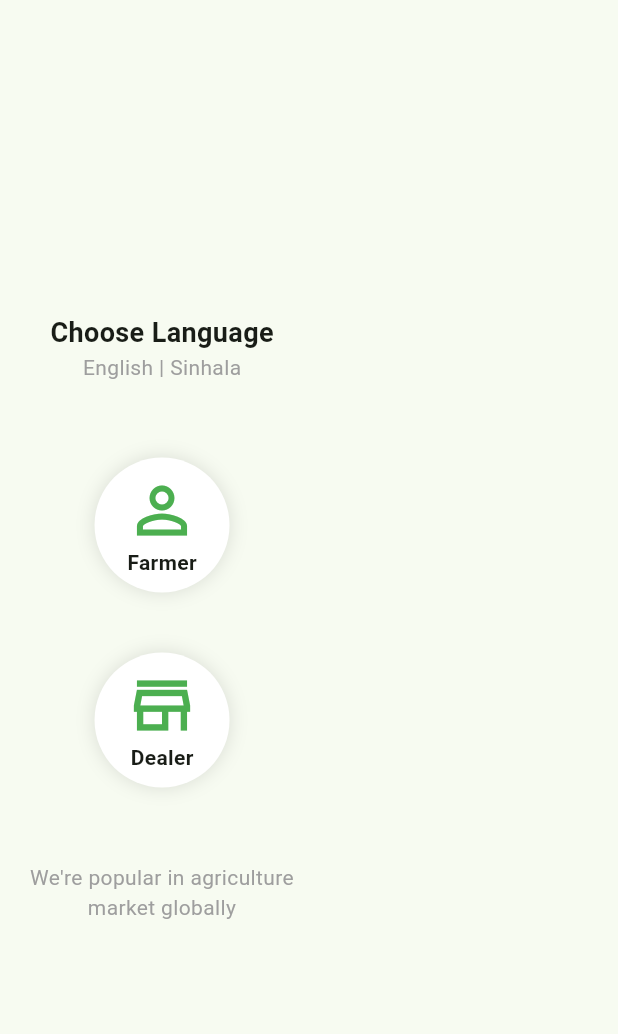
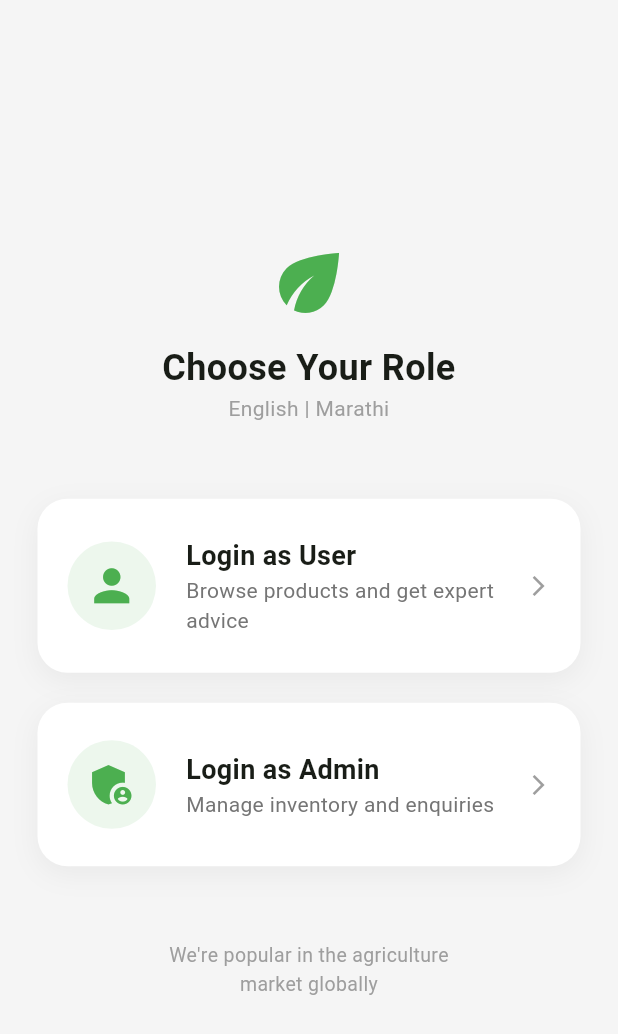
Before and after one commit to shoratinnovationssolapur-afk/Revolve-Agro, a Flutter app: the screen it shows after launch, after a tap on "Next >>", on a phone screen of 412 x 824 dp. Shown: the top 1034 px of the screen. Run offline on Flutter 3.47's test engine with Material 3 defaults, Android fonts, the phone set to English and light mode, and no system bars.

Commit message:
Updated Role Selection page

```diff
--- a/lib/screens/role_selection_screen.dart
+++ b/lib/screens/role_selection_screen.dart
@@ -7,45 +7,60 @@ class RoleSelectionScreen extends StatelessWidget {
   @override
   Widget build(BuildContext context) {
     return Scaffold(
+      backgroundColor: const Color(0xFFF5F5F5), // Light background for contrast
       body: SafeArea(
         child: Padding(
-          padding: const EdgeInsets.all(20.0),
+          padding: const EdgeInsets.symmetric(horizontal: 25.0),
           child: Column(
             mainAxisAlignment: MainAxisAlignment.center,
+            crossAxisAlignment: CrossAxisAlignment.stretch, // Makes children full-width
             children: [
-              const Text("Choose Language", style: TextStyle(fontSize: 18, fontWeight: FontWeight.bold)), // [cite: 28]
-              const Text("English | Sinhala", style: TextStyle(color: Colors.grey)), // [cite: 28]
-              const SizedBox(height: 40),
+              // Branding / Header
+              const Icon(Icons.eco, size: 60, color: Colors.green),
+              const SizedBox(height: 10),
+              const Text(
+                "Choose Your Role",
+                textAlign: TextAlign.center,
+                style: TextStyle(fontSize: 24, fontWeight: FontWeight.bold),
+              ),
+              const Text(
+                "English | Marathi", // Updated to match your site's languages
+                textAlign: TextAlign.center,
+                style: TextStyle(color: Colors.grey, fontSize: 14),
+              ),
+              const SizedBox(height: 50),
 
-              // Farmer Card with Navigation
+              // USER CARD (Farmer/Dealer)
               _buildRoleCard(
                 context,
-                title: "Farmer", //
-                icon: Icons.person_outline,
+                title: "Login as User",
+                subtitle: "Browse products and get expert advice",
+                icon: Icons.person,
                 onTap: () => Navigator.push(
-                    context,
-                    MaterialPageRoute(builder: (context) => const AuthScreen(role: "Farmer"))
+                  context,
+                  MaterialPageRoute(builder: (context) => const AuthScreen(role: "User")),
                 ),
               ),
 
               const SizedBox(height: 20),
 
-              // Dealer Card with Navigation
+              // ADMIN CARD
               _buildRoleCard(
                 context,
-                title: "Dealer", //
-                icon: Icons.store_mall_directory_outlined,
+                title: "Login as Admin",
+                subtitle: "Manage inventory and enquiries",
+                icon: Icons.admin_panel_settings,
                 onTap: () => Navigator.push(
-                    context,
-                    MaterialPageRoute(builder: (context) => const AuthScreen(role: "Dealer"))
+                  context,
+                  MaterialPageRoute(builder: (context) => const AuthScreen(role: "Admin")),
                 ),
               ),
 
-              const SizedBox(height: 40),
+              const SizedBox(height: 50),
               const Text(
-                "We're popular in agriculture\nmarket globally", // [cite: 31]
+                "We're popular in the agriculture\nmarket globally",
                 textAlign: TextAlign.center,
-                style: TextStyle(color: Colors.grey),
+                style: TextStyle(color: Colors.grey, fontSize: 13),
               ),
             ],
           ),
@@ -54,25 +69,55 @@ class RoleSelectionScreen extends StatelessWidget {
     );
   }
 
-  // Updated helper with onTap parameter
   Widget _buildRoleCard(BuildContext context, {
     required String title,
+    required String subtitle,
     required IconData icon,
-    required VoidCallback onTap, // Added this callback
+    required VoidCallback onTap,
   }) {
-    return GestureDetector(
-      onTap: onTap, // Triggers navigation when clicked
+    return InkWell( // Added InkWell for a nice ripple effect when clicking
+      onTap: onTap,
+      borderRadius: BorderRadius.circular(20),
       child: Container(
-        padding: const EdgeInsets.all(20),
+        padding: const EdgeInsets.symmetric(vertical: 25, horizontal: 20),
         decoration: BoxDecoration(
           color: Colors.white,
-          shape: BoxShape.circle,
-          boxShadow: [BoxShadow(color: Colors.black12, blurRadius: 10)],
+          borderRadius: BorderRadius.circular(20), // Use rounded rects instead of circles
+          boxShadow: [
+            BoxShadow(
+              color: Colors.black.withOpacity(0.05),
+              blurRadius: 15,
+              offset: const Offset(0, 5),
+            ),
+          ],
         ),
-        child: Column(
+        child: Row( // Changed to Row to use full screen width effectively
           children: [
-            Icon(icon, size: 50, color: Colors.green),
-            Text(title, style: const TextStyle(fontWeight: FontWeight.bold)),
+            Container(
+              padding: const EdgeInsets.all(12),
+              decoration: BoxDecoration(
+                color: Colors.green.withOpacity(0.1),
+                shape: BoxShape.circle,
+              ),
+              child: Icon(icon, size: 35, color: Colors.green),
+            ),
+            const SizedBox(width: 20),
+            Expanded(
+              child: Column(
+                crossAxisAlignment: CrossAxisAlignment.start,
+                children: [
+                  Text(
+                    title,
+                    style: const TextStyle(fontSize: 18, fontWeight: FontWeight.bold),
+                  ),
+                  Text(
+                    subtitle,
+                    style: TextStyle(fontSize: 14, color: Colors.grey[600]),
+                  ),
+                ],
+              ),
+            ),
+            const Icon(Icons.arrow_forward_ios, size: 16, color: Colors.grey),
           ],
         ),
       ),
```
